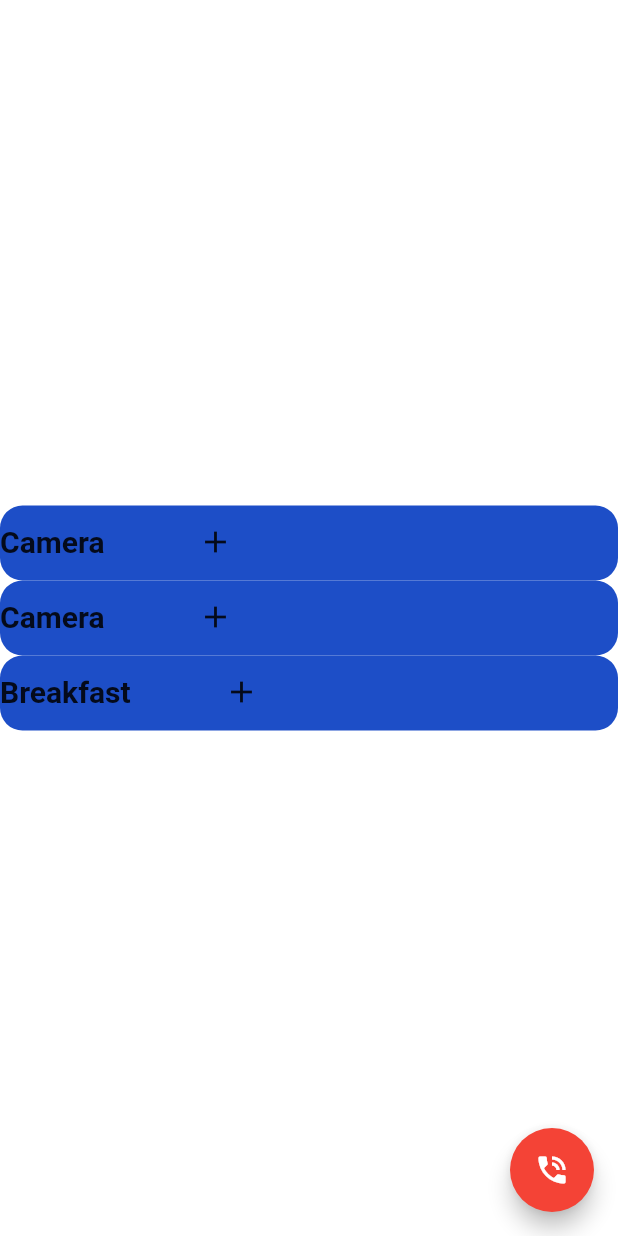
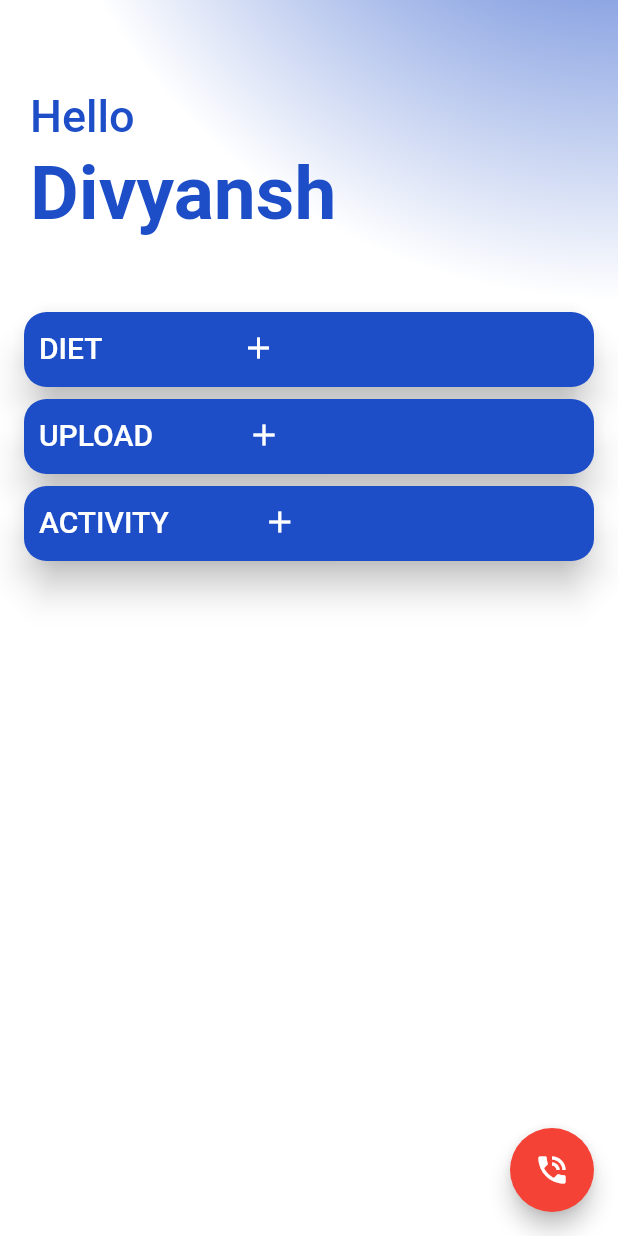
Before and after one commit to AadumKhor/HealthPal, a Flutter app: the HomeScreen screen opened by its route, on a phone screen of 412 x 824 dp. Run offline on Flutter 3.47's test engine with Material 2 defaults, Android fonts, the phone set to English and light mode, and no system bars; missing offline and left inert: flutter_sparkline.

Commit message:
register screen + homescreen

```diff
--- a/lib/Screens/homescreen.dart
+++ b/lib/Screens/homescreen.dart
@@ -3,21 +3,28 @@ import 'dart:math' as math;
 import 'package:healthpal/main.dart';
 import 'package:url_launcher/url_launcher.dart';
 
+int show1 = 0;
+int show2 = 0;
+int show3 = 0;
+var height = 50.0;
+Icon icon = Icon(Icons.arrow_downward);
 
 class HomeScreen extends StatefulWidget {
   @override
   _HomeScreenState createState() => _HomeScreenState();
 }
 
-class _HomeScreenState extends State<HomeScreen> with SingleTickerProviderStateMixin{
-
+class _HomeScreenState extends State<HomeScreen>
+    with SingleTickerProviderStateMixin {
   AnimationController _controller;
-  List<IconData> icons = [Icons.dialpad , Icons.person];
+  List<IconData> icons = [Icons.dialpad, Icons.person];
   @override
   void initState() {
-    _controller = new AnimationController(vsync: this , duration: Duration(milliseconds: 200));
+    _controller = new AnimationController(
+        vsync: this, duration: Duration(milliseconds: 200));
     super.initState();
   }
+
   @override
   Widget build(BuildContext context) {
     Color backgroundColor = Colors.red;
@@ -25,108 +32,166 @@ class _HomeScreenState extends State<HomeScreen> with SingleTickerProviderStateM
 
     return Scaffold(
       backgroundColor: Colors.white,
-      body: Column(
-        mainAxisAlignment: MainAxisAlignment.center,
+      body: ListView(
         children: <Widget>[
-          AnimatedContainer(
+          Container(
+            decoration: BoxDecoration(
+              gradient: RadialGradient(
+                colors: [
+                  color,
+                  Colors.white
+                ],
+                center: Alignment(1, -3),
+                radius: 2
+              )
+            ),
+            height: 200,
+            child: Stack(
+              children: <Widget>[
+                Positioned(
+                  top: 60,
+                  left: 20,
+                  child: Text(
+                    'Hello',
+                    style: TextStyle(color: color, fontSize: 30, fontWeight: FontWeight.w500)
+                  ),
+                ),
+                Positioned(
+                  top: 100,
+                  left: 20,
+                  child: Text(
+                    'Divyansh',
+                    style: TextStyle(color: color, fontSize: 50, fontWeight: FontWeight.bold)
+                  ),
+                )
+              ],
+            ),
+          ),
+          Card(
+            shape: BeveledRectangleBorder(
+              borderRadius: BorderRadius.circular(15),
+            ),
+            elevation: 10,
+            margin: EdgeInsets.only(left: 16, right: 16, top: 8),
+            child: AnimatedContainer(
               decoration: BoxDecoration(
                   borderRadius: BorderRadius.circular(15), color: color),
-            duration: Duration(milliseconds: 100),
+              duration: Duration(seconds: 1),
               height: height,
               child: Container(
                 child: Column(
                   children: <Widget>[
                     Row(
                       children: <Widget>[
-                      Text('Camera',
+                        SizedBox(width: 10),
+                        Text('DIET',
                             style: TextStyle(
-                              fontWeight: FontWeight.bold, fontSize: 20)),
-                      SizedBox(width: 50),
+                                fontWeight: FontWeight.w500,
+                                fontSize: 20,
+                                color: Colors.white)),
+                        SizedBox(width: 80),
                         IconButton(
+                          color: Colors.white,
                           icon: Icon(Icons.add),
                           onPressed: () {
-                          color = Colors.indigo[300];
-                          height = 70;
-                          icon = Icon(Icons.arrow_downward);
-                          show = 0;
-                          setState(() {
-                            show = 1;
-                          });
+                            height = 120;
+                            show1 = 1;
+                            setState(() {});
                           },
                         ),
                       ],
                     ),
-                  content()
+                    content1()
                   ],
                 ),
-            )),
-             AnimatedContainer(
+              ),
+            ),
+          ),
+          Card(
+            shape: BeveledRectangleBorder(
+              borderRadius: BorderRadius.circular(15),
+            ),
+            elevation: 10,
+            margin: EdgeInsets.only(left: 16, right: 16, top: 8),
+            child: AnimatedContainer(
               decoration: BoxDecoration(
                   borderRadius: BorderRadius.circular(15), color: color),
-            duration: Duration(milliseconds: 100),
+              duration: Duration(seconds: 1),
               height: height,
               child: Container(
                 child: Column(
                   children: <Widget>[
                     Row(
                       children: <Widget>[
-                      Text('Camera',
+                        SizedBox(width: 10),
+                        Text('UPLOAD',
                             style: TextStyle(
-                              fontWeight: FontWeight.bold, fontSize: 20)),
+                                fontWeight: FontWeight.w500,
+                                fontSize: 20,
+                                color: Colors.white)),
                         SizedBox(width: 50),
                         IconButton(
+                          color: Colors.white,
                           icon: Icon(Icons.add),
                           onPressed: () {
-                          color = Colors.indigo[300];
-                          height = 70;
-                          icon = Icon(Icons.arrow_downward);
-                          show = 0;
-                          setState(() {
-                            show = 1;
-                          });
+                            height = 120;
+
+                            show2 = 1;
+                            setState(() {});
                           },
                         ),
                       ],
                     ),
-                  content()
+                    content2()
                   ],
                 ),
-            )),
-             AnimatedContainer(
+              ),
+            ),
+          ),
+          Card(
+            shape: BeveledRectangleBorder(
+              borderRadius: BorderRadius.circular(15),
+            ),
+            elevation: 10,
+            margin: EdgeInsets.only(left: 16, right: 16, top: 8),
+            child: AnimatedContainer(
               decoration: BoxDecoration(
                   borderRadius: BorderRadius.circular(15), color: color),
-            duration: Duration(milliseconds: 100),
+              duration: Duration(seconds: 1),
               height: height,
               child: Container(
                 child: Column(
                   children: <Widget>[
                     Row(
                       children: <Widget>[
-                      Text('Breakfast',
+                        SizedBox(width: 10),
+                        Text('ACTIVITY',
                             style: TextStyle(
-                              fontWeight: FontWeight.bold, fontSize: 20)),
+                                fontWeight: FontWeight.w500,
+                                fontSize: 20,
+                                color: Colors.white)),
                         SizedBox(width: 50),
                         IconButton(
+                          color: Colors.white,
                           icon: Icon(Icons.add),
                           onPressed: () {
-                          color = Colors.indigo[300];
-                          height = 70;
-                          icon = Icon(Icons.arrow_downward);
-                          show = 0;
-                          setState(() {
-                            show = 1;
-                          });
+                            height = 120;
+
+                            show3 = 0;
+                            setState(() {});
                           },
                         ),
                       ],
                     ),
-                  content()
+                    content3()
                   ],
                 ),
-            )),
+              ),
+            ),
+          )
         ],
       ),
-      floatingActionButton:  new Column(
+      floatingActionButton: new Column(
         mainAxisSize: MainAxisSize.min,
         children: new List.generate(icons.length, (int index) {
           Widget child = new Container(
@@ -136,11 +201,8 @@ class _HomeScreenState extends State<HomeScreen> with SingleTickerProviderStateM
             child: new ScaleTransition(
               scale: new CurvedAnimation(
                 parent: _controller,
-                curve: new Interval(
-                  0.0,
-                  1.0 - index / icons.length / 2.0,
-                  curve: Curves.easeOut
-                ),
+                curve: new Interval(0.0, 1.0 - index / icons.length / 2.0,
+                    curve: Curves.easeOut),
               ),
               child: new FloatingActionButton(
                 heroTag: null,
@@ -148,11 +210,9 @@ class _HomeScreenState extends State<HomeScreen> with SingleTickerProviderStateM
                 mini: true,
                 child: new Icon(icons[index], color: foregroundColor),
                 onPressed: () {
-                  if(index == 0){
+                  if (index == 0) {
                     // launch(urlString); // call the doctor
-                  }
-                  else
-                  {
+                  } else {
                     // launch(urlString) // call ambulance
                   }
                 },
@@ -160,7 +220,8 @@ class _HomeScreenState extends State<HomeScreen> with SingleTickerProviderStateM
             ),
           );
           return child;
-        }).toList()..add(
+        }).toList()
+          ..add(
             new FloatingActionButton(
               backgroundColor: Colors.red,
               heroTag: null,
@@ -168,9 +229,12 @@ class _HomeScreenState extends State<HomeScreen> with SingleTickerProviderStateM
                 animation: _controller,
                 builder: (BuildContext context, Widget child) {
                   return new Transform(
-                  transform: new Matrix4.rotationZ(_controller.value * 0.5 * math.pi),
+                    transform: new Matrix4.rotationZ(
+                        _controller.value * 0.5 * math.pi),
                     alignment: FractionalOffset.center,
-                  child: new Icon(_controller.isDismissed ? Icons.phone_in_talk : Icons.close),
+                    child: new Icon(_controller.isDismissed
+                        ? Icons.phone_in_talk
+                        : Icons.close),
                   );
                 },
               ),
@@ -188,12 +252,17 @@ class _HomeScreenState extends State<HomeScreen> with SingleTickerProviderStateM
   }
 }
 
-int show = 0;
-var height = 50.0;
-Icon icon = Icon(Icons.arrow_downward);
+Widget content1() {
+  if (show1 == 1) {
+    return TextField(
+      decoration: InputDecoration(hintText: 'Enter food item'),
+    );
+  }
+  else return SizedBox(height: 0);
+}
 
-Widget content() {
-  if (show == 1) {
+Widget content2() {
+  if (show2 == 1) {
     return TextField(
       decoration: InputDecoration(hintText: 'Enter food item'),
     );
@@ -201,59 +270,11 @@ Widget content() {
   return SizedBox(height: 1);
 }
 
-class Cards extends StatefulWidget {
-  @override
-  _CardsState createState() => _CardsState();
-}
-
-class _CardsState extends State<Cards> {
-  @override
-  Widget build(BuildContext context) {
-    return Card(
-      shape: BeveledRectangleBorder(
-        borderRadius: BorderRadius.circular(15),
-      ),
-      elevation: 10,
-      margin: EdgeInsets.only(left: 16, right: 16, top: 8),
-      child: GestureDetector(
-        onTap: () {
-          color = Colors.indigo;
-          height = 70;
-          icon = Icon(Icons.arrow_upward);
-          show = 1;
-          setState(() {});
-        },
-        child: AnimatedContainer(
-            decoration: BoxDecoration(
-                borderRadius: BorderRadius.circular(15), color: color),
-            duration: Duration(seconds: 1),
-            height: height,
-            child: Container(
-              child: Column(
-                children: <Widget>[
-                  Row(
-                    children: <Widget>[
-                      Text('Breakfast',
-                          style: TextStyle(
-                              fontWeight: FontWeight.bold, fontSize: 20)),
-                      SizedBox(width: 50),
-                      IconButton(
-                        icon: Icon(Icons.add),
-                        onPressed: () {
-                          color = Colors.indigo[300];
-                          height = 70;
-                          icon = Icon(Icons.arrow_downward);
-                          show = 0;
-                          setState(() {});
-                        },
-                      ),
-                    ],
-                  ),
-                  content()
-                ],
-              ),
-            )),
-      ),
+Widget content3() {
+  if (show3 == 1) {
+    return TextField(
+      decoration: InputDecoration(hintText: 'Enter food item'),
     );
   }
+  return SizedBox(height: 1);
 }
--- a/lib/Screens/splash.dart
+++ b/lib/Screens/splash.dart
@@ -15,7 +15,7 @@ class _EntryScreenState extends State<EntryScreen> with SingleTickerProviderStat
     super.initState();
     fadeAnimationController = new AnimationController(vsync: this , duration: Duration(seconds: 2));
     fadeAnimation = new CurvedAnimation(curve: Curves.easeInCirc , parent: fadeAnimationController);
-    Timer(Duration(seconds: 3), ()=> Navigator.pushReplacementNamed(context, '/homescreen'));
+    Timer(Duration(seconds: 3), ()=> Navigator.pushReplacementNamed(context, '/register'));
   }
   @override
   void dispose() {
--- a/lib/main.dart
+++ b/lib/main.dart
@@ -5,6 +5,7 @@ import 'package:healthpal/Screens/profile_screen.dart';
 import 'package:healthpal/Screens/treatment_history.dart';
 import 'package:healthpal/Screens/calorie.dart';
 import 'package:healthpal/Screens/splash.dart';
+import 'package:healthpal/Screens/register.dart';
 
 Color color = Color(0xff1d4ec7);
 
@@ -23,7 +24,8 @@ class MyApp extends StatelessWidget {
         '/treat_his': (context) => Treatment(),
         '/pills':(context) => PillsScreen(),
         '/addFood': (context) => Meal(),
-        '/homescreen': (context) => HomeScreen()
+        '/homescreen': (context) => HomeScreen(),
+        '/register': (context) => Register()
       }
     );
   }
```
Also changed, not shown: lib/Screens/register.dart (added, +57 -0 lines). Lines whose indentation alone changed are shown as unchanged.
